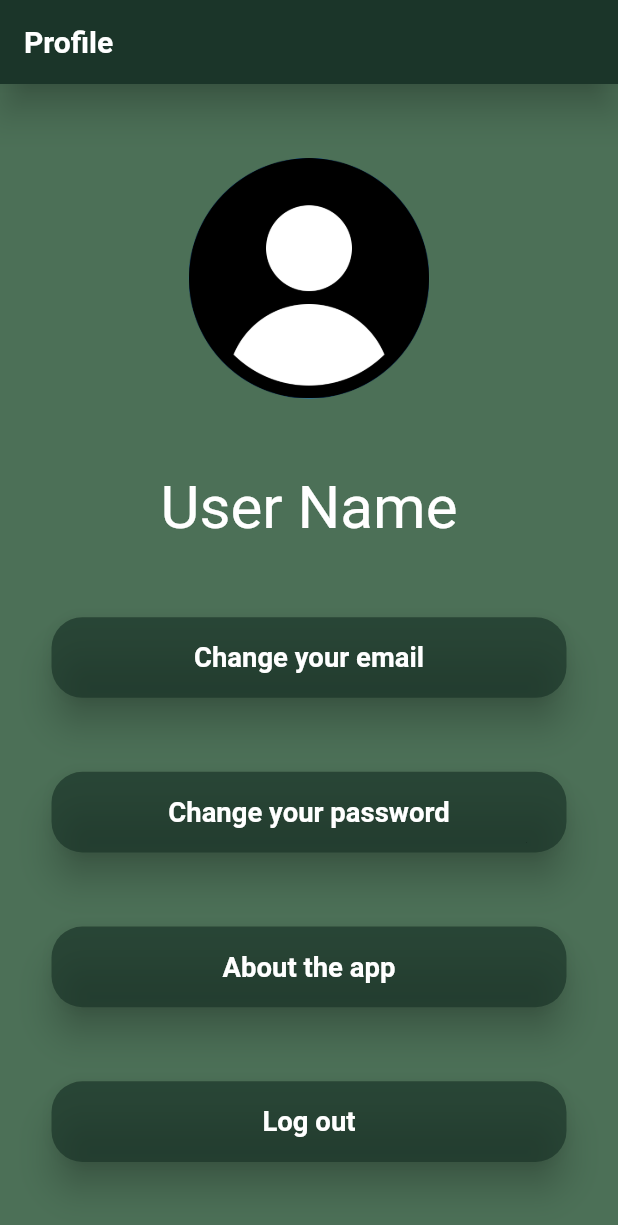
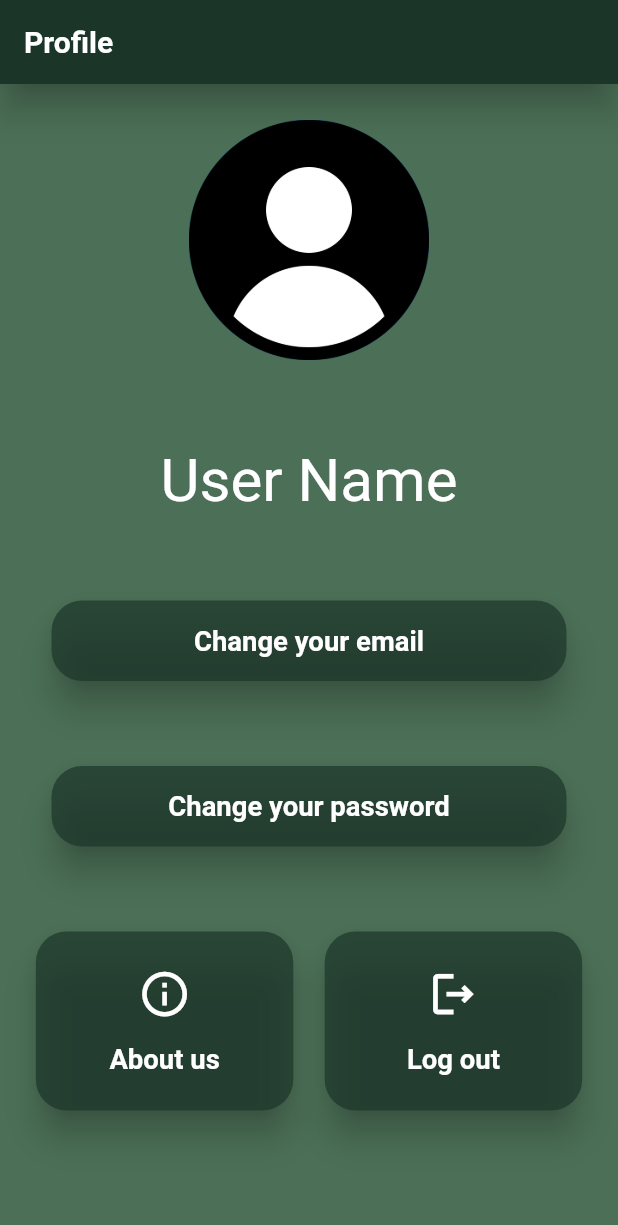
Before and after one commit to Sirish-konda/FYP, a Flutter app: the ProfilePage screen opened directly, on a phone screen of 412 x 824 dp. Shown: the top 1225 px of the screen. Run offline on Flutter 3.47's test engine with Material 2 defaults, Android fonts, the phone set to English and light mode, and no system bars; our stand-ins replace carousel_slider, flutter_screenutil, fluttertoast, google_nav_bar, shared_preferences, smooth_page_indicator; accounts and stored records are empty.

Commit message:
New button

```diff
--- a/lib/apiConnection/api_connection.dart
+++ b/lib/apiConnection/api_connection.dart
@@ -1,11 +1,13 @@
 class API {
-  static const hostConnect = "http://192.168.0.3/fyp_databse";
+  static const hostConnect = "http://127.0.0.1/fyp_database";
   static const hostConnectUser = "$hostConnect/user";
 
   //signup User
   static const signUp = "$hostConnect/user/signup.php";
 
   //validate email
+  static const validateEmail = "$hostConnect/user/validate_email.php";
 
-  static const validateEmail = "$hostConnect/user/validate_email";
+  //login
+  static const login = "$hostConnect/user/login.php";
 }
--- a/lib/homeDirectory/homePage/components/bodyComponents/sliderImages.dart
+++ b/lib/homeDirectory/homePage/components/bodyComponents/sliderImages.dart
@@ -36,7 +36,7 @@ class _SliderImagesState extends State<SliderImages> {
       padding: EdgeInsets.only(top: 9.h),
       child: Column(
         children: [
-          const PopularTitle(title: "Popular Trek's"),
+          const PopularTitle(title: "Popular Hike's"),
           SizedBox(height: 10.h),
           CarouselSlider.builder(
             carouselController: controller,
@@ -47,7 +47,6 @@ class _SliderImagesState extends State<SliderImages> {
               enableInfiniteScroll: true,
               initialPage: 0,
               viewportFraction: 0.75,
-              // enlargeCenterPage: true,
             ),
             itemBuilder: (context, index, realIndex) {
               return ImageDescription(
--- a/lib/homeDirectory/homePage/home_page.dart
+++ b/lib/homeDirectory/homePage/home_page.dart
@@ -27,7 +27,6 @@ class HomePage extends StatelessWidget {
                     const SliderImages(),
                     SizedBox(height: 20.h),
                     SizedBox(height: 20.h),
-
                     SliderImages()
                   ],
                 ),
--- /dev/null
+++ b/lib/homeDirectory/profilePage/profileSettings/widgets/square_settings.dart
@@ -0,0 +1,52 @@
+import 'package:flutter/material.dart';
+import 'package:flutter_screenutil/flutter_screenutil.dart';
+
+import '../../../../constants/constant_colors.dart';
+
+class SquareSettings extends StatelessWidget {
+  final VoidCallback onPressed;
+  final String title;
+  final IconData icon;
+
+  const SquareSettings({
+    super.key,
+    required this.onPressed,
+    required this.title,
+    required this.icon,
+  });
+
+  @override
+  Widget build(BuildContext context) {
+    return SizedBox(
+      height: 100.h,
+      width: 150.w,
+      child: TextButton(
+        onPressed: onPressed,
+        style: ButtonStyle(
+          elevation: const MaterialStatePropertyAll<double>(10),
+          backgroundColor: MaterialStateProperty.all<Color>(
+              ConstantColors.kDarkGreen.withOpacity(0.7)),
+          foregroundColor: MaterialStateProperty.all(Colors.white),
+          shape: MaterialStateProperty.all<RoundedRectangleBorder>(
+            RoundedRectangleBorder(
+              borderRadius: BorderRadius.circular(18.0.r),
+            ),
+          ),
+        ),
+        child: Column(
+          mainAxisAlignment: MainAxisAlignment.spaceEvenly,
+          children: [
+            Icon(
+              icon,
+              size: 30.h,
+            ),
+            Text(
+              title,
+              style: TextStyle(fontWeight: FontWeight.w700, fontSize: 16.sp),
+            ),
+          ],
+        ),
+      ),
+    );
+  }
+}
--- a/lib/homeDirectory/profilePage/profile_page.dart
+++ b/lib/homeDirectory/profilePage/profile_page.dart
@@ -5,6 +5,7 @@ import 'package:fyp_project/homeDirectory/profilePage/profileSettings/about_app.
 import 'package:fyp_project/homeDirectory/profilePage/profileSettings/change_email.dart';
 import 'package:fyp_project/homeDirectory/profilePage/profileSettings/change_password.dart';
 import 'package:fyp_project/homeDirectory/profilePage/profileSettings/widgets/profile_settings.dart';
+import 'package:fyp_project/homeDirectory/profilePage/profileSettings/widgets/square_settings.dart';
 
 class ProfilePage extends StatelessWidget {
   const ProfilePage({Key? key}) : super(key: key);
@@ -24,8 +25,10 @@ class ProfilePage extends StatelessWidget {
       backgroundColor: ConstantColors.kLightGreen,
       body: Center(
         child: SafeArea(
+          child: Padding(
+            padding: EdgeInsets.only(top: 20.h, bottom: 70.h),
             child: Column(
-            mainAxisAlignment: MainAxisAlignment.spaceEvenly,
+              mainAxisAlignment: MainAxisAlignment.spaceBetween,
               children: [
                 CircleAvatar(
                   radius: 70.r,
@@ -54,20 +57,34 @@ class ProfilePage extends StatelessWidget {
                             builder: (context) => ChangePassword()));
                   },
                 ),
-              ProfileSettings(
-                title: 'About the app',
-                buttonPressed: () {
-                  Navigator.push(context,
-                      MaterialPageRoute(builder: (context) => AboutApp()));
+                Padding(
+                  padding: EdgeInsets.only(left: 20.h, right: 20.h),
+                  child: Row(
+                    mainAxisAlignment: MainAxisAlignment.spaceBetween,
+                    children: [
+                      SquareSettings(
+                        onPressed: () {
+                          Navigator.push(
+                            context,
+                            MaterialPageRoute(
+                              builder: (context) => AboutApp(),
+                            ),
+                          );
                         },
+                        title: 'About us',
+                        icon: Icons.info_outline,
                       ),
-              ProfileSettings(
-                title: 'Log out',
-                buttonPressed: () {
+                      SquareSettings(
+                          onPressed: () {
                             Navigator.pop(context);
                           },
+                          title: 'Log out',
+                          icon: Icons.logout_outlined)
+                    ],
+                  ),
                 ),
               ],
+            ),
           ),
         ),
       ),
--- a/lib/main.dart
+++ b/lib/main.dart
@@ -1,3 +1,4 @@
+import 'dart:io';
 import 'package:flutter/material.dart';
 import 'package:flutter_screenutil/flutter_screenutil.dart';
 import 'package:fyp_project/loginAndRegistration/login.dart';
--- a/pubspec.yaml
+++ b/pubspec.yaml
@@ -28,7 +28,7 @@ environment:
 # the latest version available on pub.dev. To see which dependencies have newer
 # versions available, run `flutter pub outdated`.
 dependencies:
-
+  shared_preferences: ^2.0.17
   fluttertoast: ^8.1.2
   smooth_page_indicator: ^1.0.0+2
   http: ^0.13.5
```
Also changed, not shown: lib/loginAndRegistration/login.dart (+59 -7 lines), lib/loginAndRegistration/register_first.dart (+24 -15 lines), lib/loginAndRegistration/widgets/upper_part.dart (+12 -2 lines), lib/models/user.dart (+9 -0 lines), lib/users/user_preferences.dart (added, +13 -0 lines), pubspec.lock, 3 other files. Lines whose indentation alone changed are shown as unchanged.
